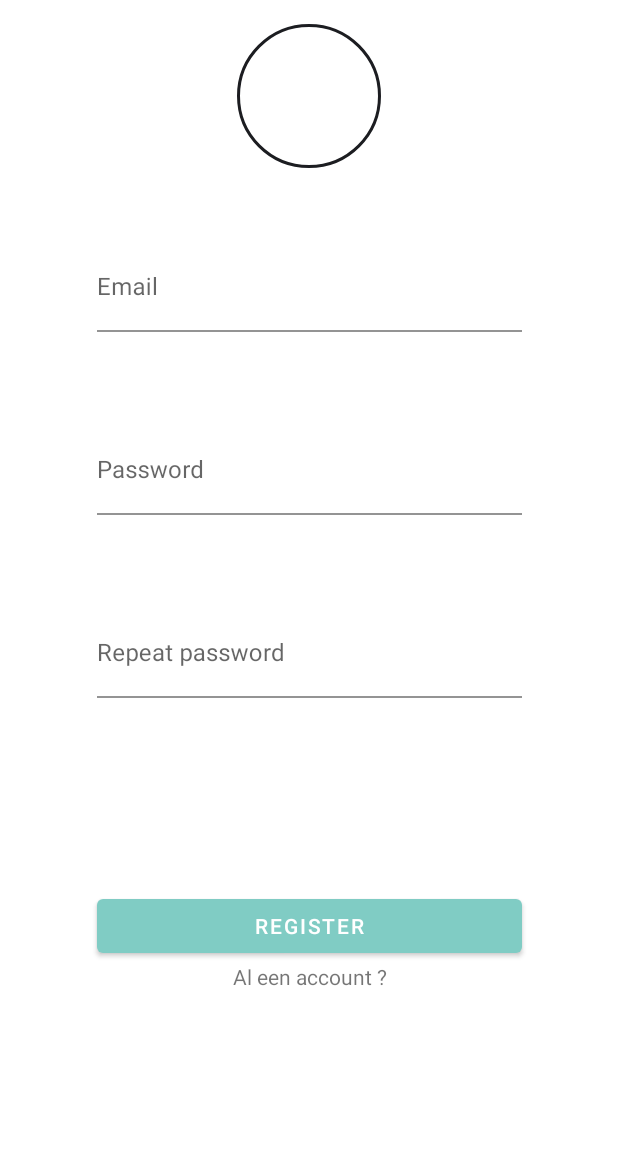
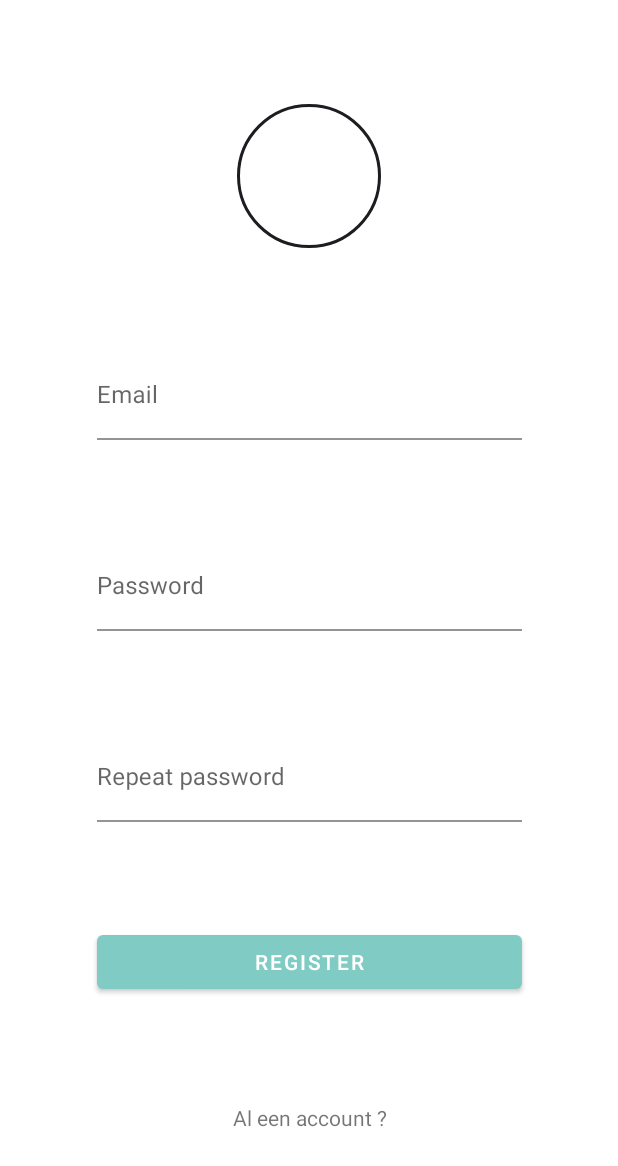
Before and after one commit to HoGentTIN/native-apps-aalst-Helmidyh, an Android app: the RegistreerFragment screen opened through its navigation route, on a phone screen of 412 x 824 dp. Shown: the top 1166 px of the screen. Run offline under Robolectric (Android 15) with nearby library versions, the phone set to English and light mode, and no system bars; our stand-ins replace CircleImageView, data binding; libraries missing offline, so code that uses them is left out: com.mobsandgeeks.saripaar; 6 statements that could not run were skipped.

Commit message:
Feature: Last Bug fixes

```diff
--- a/app/src/main/java/com/example/studymanager/ui/account/LoginFragment.kt
+++ b/app/src/main/java/com/example/studymanager/ui/account/LoginFragment.kt
@@ -105,7 +105,7 @@ class LoginFragment : Fragment(), Validator.ValidationListener {
         isLoadingProgress.setCanceledOnTouchOutside(false)
         isLoadingProgress.setCancelable(false)
         isLoadingProgress.show()
-
+        isLoadingProgress.dismiss()
         binding.viewModel?.loginUser(Email, password)
     }
 
--- a/app/src/main/java/com/example/studymanager/ui/account/RegistreerFragment.kt
+++ b/app/src/main/java/com/example/studymanager/ui/account/RegistreerFragment.kt
@@ -11,6 +11,7 @@ import android.widget.EditText
 import androidx.fragment.app.Fragment
 import androidx.lifecycle.Observer
 import androidx.lifecycle.ViewModelProviders
+import androidx.navigation.findNavController
 import com.example.studymanager.R
 import com.example.studymanager.databinding.FragmentRegisterBinding
 import com.example.studymanager.viewmodels.RegisterViewModel
@@ -115,6 +116,9 @@ class RegistreerFragment : Fragment(), Validator.ValidationListener {
             binding.viewModel?.changePicture(null)
         }
 
+        binding.btnRedirectLogin.setOnClickListener { view: View ->
+            view.findNavController().navigate(R.id.action_registreerFragment_to_loginFragment2)
+        }
     }
 
     private fun pickUserPicture() {
--- a/app/src/main/res/layout/fragment_home.xml
+++ b/app/src/main/res/layout/fragment_home.xml
@@ -30,15 +30,14 @@
             style="@style/floatingActionBtnStyle"
             android:layout_width="wrap_content"
             android:layout_height="wrap_content"
-            android:layout_marginStart="300dp"
+            android:layout_marginEnd="32dp"
             android:layout_marginBottom="32dp"
             android:clickable="true"
             android:focusable="true"
-            app:tint="@android:color/white"
             android:src="@drawable/ic_add"
             app:layout_constraintBottom_toBottomOf="parent"
             app:layout_constraintEnd_toEndOf="parent"
-            app:layout_constraintStart_toStartOf="parent" />
+            app:tint="@android:color/white" />
 
     </androidx.constraintlayout.widget.ConstraintLayout>
 </layout>
--- a/app/src/main/res/layout/fragment_register.xml
+++ b/app/src/main/res/layout/fragment_register.xml
@@ -1,8 +1,7 @@
 <?xml version="1.0" encoding="utf-8"?>
 
 <layout xmlns:android="http://schemas.android.com/apk/res/android"
-    xmlns:app="http://schemas.android.com/apk/res-auto"
-    xmlns:tools="http://schemas.android.com/tools">
+    xmlns:app="http://schemas.android.com/apk/res-auto">
 
     <data>
 
@@ -23,10 +22,10 @@
             android:id="@+id/img_register_profile"
             android:layout_width="96dp"
             android:layout_height="96dp"
-            android:layout_marginTop="@dimen/padding_large"
             android:src="@drawable/ic_add"
             app:civ_border_color="@color/colorPrimaryLight"
             app:civ_border_width="2dp"
+            app:layout_constraintBottom_toTopOf="@+id/txt_register_Email"
             app:layout_constraintEnd_toEndOf="parent"
             app:layout_constraintStart_toStartOf="parent"
             app:layout_constraintTop_toTopOf="parent" />
@@ -48,14 +47,12 @@
             style="@style/Widget.MaterialComponents.TextInputLayout.Regular"
             android:layout_width="283dp"
             android:layout_height="wrap_content"
-            android:layout_marginBottom="64dp"
-            android:hint="Email"
+            android:hint="@string/email"
             app:layout_constraintBottom_toTopOf="@+id/txt_register_password"
-            app:layout_constraintEnd_toEndOf="parent"
-            app:layout_constraintStart_toStartOf="parent"
+            app:layout_constraintEnd_toEndOf="@+id/txt_register_password"
+            app:layout_constraintStart_toStartOf="@+id/txt_register_password"
 
-            app:layout_constraintTop_toTopOf="parent"
-            app:layout_constraintVertical_chainStyle="packed">
+            app:layout_constraintTop_toBottomOf="@+id/img_register_profile">
 
             <com.google.android.material.textfield.TextInputEditText
                 android:layout_width="match_parent"
@@ -69,11 +66,10 @@
             style="@style/Widget.MaterialComponents.TextInputLayout.Regular"
             android:layout_width="283dp"
             android:layout_height="wrap_content"
-            android:layout_marginBottom="64dp"
-            android:hint="Password"
+            android:hint="@string/password"
             app:layout_constraintBottom_toTopOf="@+id/txt_register_passwordRepeat"
-            app:layout_constraintEnd_toEndOf="@+id/txt_register_Email"
-            app:layout_constraintStart_toStartOf="@+id/txt_register_Email"
+            app:layout_constraintEnd_toEndOf="parent"
+            app:layout_constraintStart_toStartOf="parent"
             app:layout_constraintTop_toBottomOf="@+id/txt_register_Email">
 
             <com.google.android.material.textfield.TextInputEditText
@@ -87,8 +83,7 @@
             style="@style/Widget.MaterialComponents.TextInputLayout.Regular"
             android:layout_width="283dp"
             android:layout_height="wrap_content"
-            android:layout_marginBottom="128dp"
-            android:hint="Repeat password"
+            android:hint="@string/repeat_password"
             app:layout_constraintBottom_toTopOf="@+id/btn_register_send"
             app:layout_constraintEnd_toEndOf="@+id/txt_register_password"
             app:layout_constraintStart_toStartOf="@+id/txt_register_password"
@@ -104,9 +99,9 @@
 
         <com.google.android.material.button.MaterialButton
             android:id="@+id/btn_register_send"
-            android:layout_width="0dp"
+            android:layout_width="283dp"
             android:layout_height="wrap_content"
-            android:text="Register"
+            android:text="@string/register"
             app:layout_constraintBottom_toTopOf="@+id/btn_redirect_login"
             app:layout_constraintEnd_toEndOf="@+id/txt_register_passwordRepeat"
             app:layout_constraintStart_toStartOf="@+id/txt_register_passwordRepeat"
@@ -119,7 +114,7 @@
             android:layout_width="wrap_content"
             android:layout_height="wrap_content"
             android:clickable="true"
-            android:text="Al een account ?"
+            android:text="@string/aAccount"
             app:layout_constraintBottom_toBottomOf="parent"
             app:layout_constraintEnd_toEndOf="@+id/btn_register_send"
             app:layout_constraintStart_toStartOf="@+id/btn_register_send"
--- a/app/src/main/res/navigation/navigation_auth.xml
+++ b/app/src/main/res/navigation/navigation_auth.xml
@@ -22,5 +22,9 @@
         android:id="@+id/registreerFragment"
         android:name="com.example.studymanager.account.RegistreerFragment"
         tools:layout="@layout/fragment_register"
-        android:label="RegistreerFragment" />
+        android:label="RegistreerFragment" >
+        <action
+            android:id="@+id/action_registreerFragment_to_loginFragment2"
+            app:destination="@id/loginFragment" />
+    </fragment>
 </navigation>
--- a/app/src/main/res/values/strings.xml
+++ b/app/src/main/res/values/strings.xml
@@ -43,4 +43,29 @@
     <string name="httperror_404">De opgevraagde gegevens werden niet gevonden</string>
     <string name="httperror_504">De server reageerde niet tijdig, probeer opnieuw</string>
 
+    <!-- ACCOUNT -->
+    <string name="noAccount">Nog geen account ?</string>
+    <string name="aAccount">Al een account ?</string>
+
+    <string name="login">Login</string>
+    <string name="password">Password</string>
+    <string name="repeat_password">Repeat password</string>
+    <string name="register">Register</string>
+    <string name="email">Email</string>
+
+    <!-- STUDIESESSIE -->
+    <string name="add5">+5</string>
+    <string name="add10">+10</string>
+    <string name="add15">+15</string>
+
+    <!-- STUDIESESSIE CREATIE-->
+    <string name="aanmaken">Aanmaken</string>
+    <string name="naam_taak">Naam taak</string>
+    <string name="selecteer_vak">Selecteer een vak</string>
+
+    <!-- STUDIESESSIE LIST ITEM DEFAULT-->
+    <string name="AND">And</string>
+    <string name="defTime">00:23</string>
+
+
 </resources>
```
Also changed, not shown: app/src/main/java/com/example/studymanager/ui/vakken/VakSessieFragment.kt (+7 -1 lines), app/src/main/java/com/example/studymanager/ui/vakken/VakkenFragment.kt (+8 -11 lines), app/src/main/java/com/example/studymanager/viewmodels/VakSessiesViewmodel.kt (+51 -3 lines), app/src/main/res/layout-land/fragment_profile.xml (added, +101 -0 lines), app/src/main/res/layout/fragment_login.xml (+8 -9 lines), app/src/main/res/layout/fragment_studiesessie.xml (+8 -7 lines), app/src/main/res/layout/fragment_studiesessie_creatie.xml (+11 -13 lines), app/src/main/res/layout/fragment_vakken.xml (+1 -7 lines), app/src/main/res/layout/list_item_studie_task.xml (+7 -31 lines), app/src/main/res/layout/list_item_studie_vak.xml (+2 -6 lines), app/src/main/res/values/styles.xml (+40 -5 lines), 1 other file.
